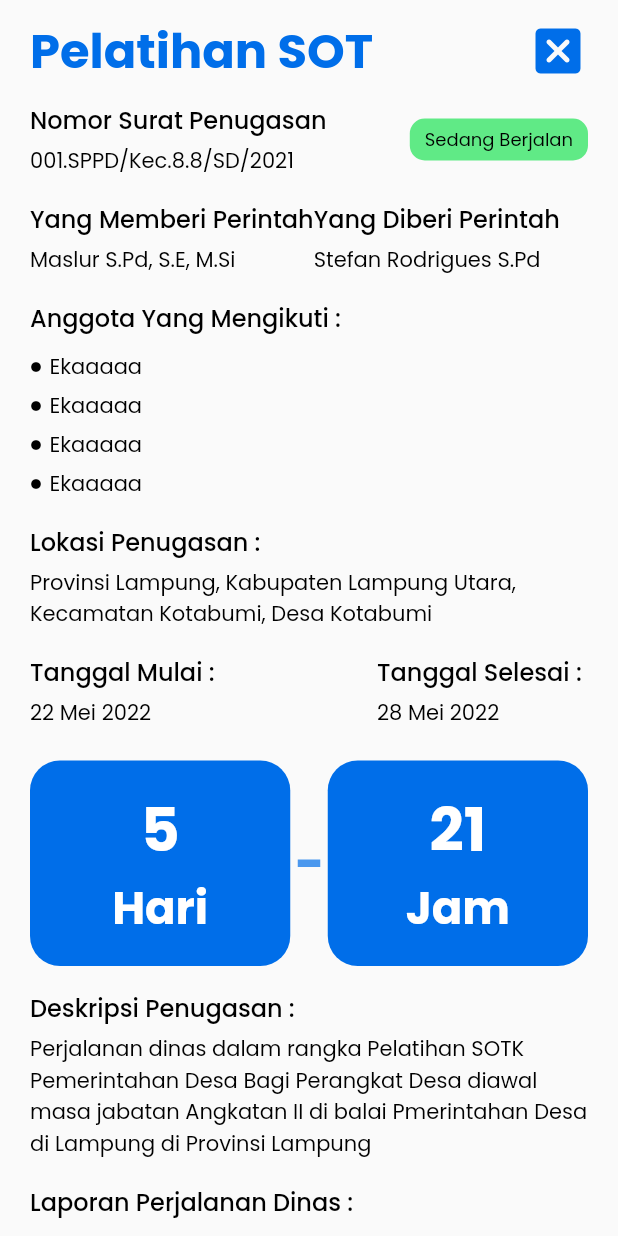
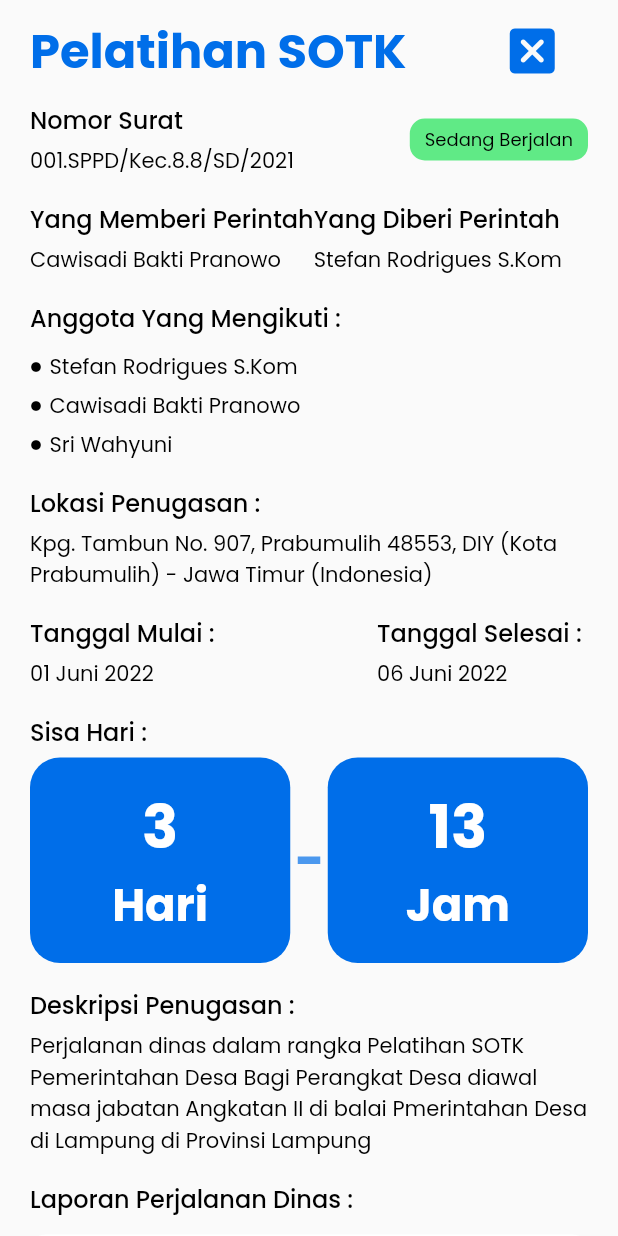
Before and after one commit to pramek008/surat-jalan-magang, a Flutter app: the LetterListPage screen opened directly, after a tap on "001.SPPD/Kec.8.8/SD/2021", on a phone screen of 412 x 824 dp. Run offline on Flutter 3.47's test engine with Material 2 defaults, Android fonts, the light colour scheme and no system bars; our stand-ins replace bloc, dotted_border, equatable, flutter_bloc, google_fonts; network calls fail.

Commit message:
dynamic with dummyData

```diff
--- /dev/null
+++ b/lib/dummy_data.dart
@@ -0,0 +1,91 @@
+import 'package:flutter/material.dart';
+import 'package:intl/intl.dart';
+import 'package:surat_jalan/models/surat_model.dart';
+
+final dummySurat = [
+  SuratModel(
+    id: 1,
+    userId: 2,
+    nomorSurat: '001.SPPD/Kec.8.8/SD/2021',
+    maksudPerjalanan: 'Pelatihan SOTK',
+    pemberiPerintah: 'Cawisadi Bakti Pranowo',
+    menerimaPerintah: 'Stefan Rodrigues S.Kom',
+    anggotaMengikuti: [
+      "Stefan Rodrigues S.Kom",
+      "Cawisadi Bakti Pranowo",
+      "Sri Wahyuni"
+    ],
+    lokasiTujuan:
+        'Kpg. Tambun No. 907, Prabumulih 48553, DIY (Kota Prabumulih) - Jawa Timur (Indonesia)',
+    tglAwal: DateTime.parse("2022-06-01"),
+    tglAkhir: DateTime.parse('2022-06-06'),
+    keterangan:
+        "Perjalanan dinas dalam rangka Pelatihan SOTK Pemerintahan Desa Bagi Perangkat Desa diawal masa jabatan Angkatan II di balai Pmerintahan Desa di Lampung di Provinsi Lampung",
+    createdAt: DateTime.parse('2022-05-27T01:58:09.000000Z'),
+    updatedAt: DateTime.parse('2022-05-27T01:58:09.000000Z'),
+  ),
+  SuratModel(
+    id: 1,
+    userId: 2,
+    nomorSurat: '001.SPPD/Kec.8.8/SD/2021',
+    maksudPerjalanan: 'Kontes Hotimportnight',
+    pemberiPerintah: 'Cawisadi Bakti Pranowo',
+    menerimaPerintah: 'Stefan Rodrigues S.Kom',
+    anggotaMengikuti: [],
+    lokasiTujuan: 'Kpg. Tambun No. 907, Prabumulih 48553, DIY',
+    tglAwal: DateTime.parse("2022-05-28"),
+    tglAkhir: DateTime.parse('2022-06-01'),
+    keterangan:
+        "Perjalanan dinas dalam rangka Pelatihan SOTK Pemerintahan Desa Bagi Perangkat Desa diawal masa jabatan Angkatan II di balai Pmerintahan Desa di Lampung di Provinsi Lampung",
+    createdAt: DateTime.parse('2022-05-27T01:58:09.000000Z'),
+    updatedAt: DateTime.parse('2022-05-27T01:58:09.000000Z'),
+  ),
+  SuratModel(
+    id: 1,
+    userId: 2,
+    nomorSurat: '001.SPPD/Kec.8.8/SD/2021',
+    maksudPerjalanan: 'Kontes Hotimportnight',
+    pemberiPerintah: 'Cawisadi Bakti Pranowo',
+    menerimaPerintah: 'Stefan Rodrigues S.Kom',
+    anggotaMengikuti: [],
+    lokasiTujuan: 'Kpg. Tambun No. 907, Prabumulih 48553, DIY',
+    tglAwal: DateTime.parse("2022-05-28"),
+    tglAkhir: DateTime.parse('2022-06-01'),
+    keterangan:
+        "Perjalanan dinas dalam rangka Pelatihan SOTK Pemerintahan Desa Bagi Perangkat Desa diawal masa jabatan Angkatan II di balai Pmerintahan Desa di Lampung di Provinsi Lampung",
+    createdAt: DateTime.parse('2022-05-27T01:58:09.000000Z'),
+    updatedAt: DateTime.parse('2022-05-27T01:58:09.000000Z'),
+  ),
+  SuratModel(
+    id: 1,
+    userId: 2,
+    nomorSurat: '001.SPPD/Kec.8.8/SD/2021',
+    maksudPerjalanan: 'Kontes Hotimportnight',
+    pemberiPerintah: 'Cawisadi Bakti Pranowo',
+    menerimaPerintah: 'Stefan Rodrigues S.Kom',
+    anggotaMengikuti: [],
+    lokasiTujuan: 'Kpg. Tambun No. 907, Prabumulih 48553, DIY',
+    tglAwal: DateTime.parse("2022-06-05"),
+    tglAkhir: DateTime.parse('2022-06-12'),
+    keterangan:
+        "Perjalanan dinas dalam rangka Pelatihan SOTK Pemerintahan Desa Bagi Perangkat Desa diawal masa jabatan Angkatan II di balai Pmerintahan Desa di Lampung di Provinsi Lampung",
+    createdAt: DateTime.parse('2022-05-27T01:58:09.000000Z'),
+    updatedAt: DateTime.parse('2022-05-27T01:58:09.000000Z'),
+  ),
+  SuratModel(
+    id: 1,
+    userId: 2,
+    nomorSurat: '001.SPPD/Kec.8.8/SD/2021',
+    maksudPerjalanan: 'Kontes Hotimportnight',
+    pemberiPerintah: 'Cawisadi Bakti Pranowo',
+    menerimaPerintah: 'Stefan Rodrigues S.Kom',
+    anggotaMengikuti: [],
+    lokasiTujuan: 'Kpg. Tambun No. 907, Prabumulih 48553, DIY',
+    tglAwal: DateTime.parse("2022-06-03"),
+    tglAkhir: DateTime.parse('2022-06-04'),
+    keterangan:
+        "Perjalanan dinas dalam rangka Pelatihan SOTK Pemerintahan Desa Bagi Perangkat Desa diawal masa jabatan Angkatan II di balai Pmerintahan Desa di Lampung di Provinsi Lampung",
+    createdAt: DateTime.parse('2022-05-27T01:58:09.000000Z'),
+    updatedAt: DateTime.parse('2022-05-27T01:58:09.000000Z'),
+  )
+];
--- /dev/null
+++ b/lib/models/surat_model.dart
@@ -0,0 +1,91 @@
+import 'dart:convert';
+import 'package:equatable/equatable.dart';
+
+class SuratModel extends Equatable {
+  final int id;
+  final int userId;
+  final String maksudPerjalanan;
+  final String nomorSurat;
+  final String pemberiPerintah;
+  final String menerimaPerintah;
+  final List<String> anggotaMengikuti;
+  final String lokasiTujuan;
+  final DateTime tglAwal;
+  final DateTime tglAkhir;
+  final String keterangan;
+  final DateTime createdAt;
+  final DateTime updatedAt;
+
+  const SuratModel({
+    required this.id,
+    required this.userId,
+    required this.maksudPerjalanan,
+    required this.nomorSurat,
+    required this.pemberiPerintah,
+    required this.menerimaPerintah,
+    this.anggotaMengikuti = const [],
+    required this.lokasiTujuan,
+    required this.tglAwal,
+    required this.tglAkhir,
+    required this.keterangan,
+    required this.createdAt,
+    required this.updatedAt,
+  });
+
+  factory SuratModel.fromRawJson(String str) =>
+      SuratModel.fromJson(json.decode(str));
+
+  String toRawJson() => json.encode(toJson());
+
+  factory SuratModel.fromJson(Map<String, dynamic> json) => SuratModel(
+        id: json["id"],
+        userId: json["user_id"],
+        maksudPerjalanan: json["maksudPerjalanan"],
+        nomorSurat: json["nomor_surat"],
+        pemberiPerintah: json["pemberi_perintah"],
+        menerimaPerintah: json["menerima_perintah"],
+        anggotaMengikuti:
+            List<String>.from(json["anggota_mengikuti"].map((x) => x)),
+        lokasiTujuan: json["lokasi_tujuan"],
+        tglAwal: DateTime.parse(json["tgl_awal"]),
+        tglAkhir: DateTime.parse(json["tgl_akhir"]),
+        keterangan: json["keterangan"],
+        createdAt: DateTime.parse(json["created_at"]),
+        updatedAt: DateTime.parse(json["updated_at"]),
+      );
+
+  Map<String, dynamic> toJson() => {
+        "id": id,
+        "user_id": userId,
+        "maksudPerjalanan": maksudPerjalanan,
+        "nomor_surat": nomorSurat,
+        "pemberi_perintah": pemberiPerintah,
+        "menerima_perintah": menerimaPerintah,
+        "anggota_mengikuti": List<dynamic>.from(anggotaMengikuti.map((x) => x)),
+        "lokasi_tujuan": lokasiTujuan,
+        "tgl_awal":
+            "${tglAwal.year.toString().padLeft(4, '0')}-${tglAwal.month.toString().padLeft(2, '0')}-${tglAwal.day.toString().padLeft(2, '0')}",
+        "tgl_akhir":
+            "${tglAkhir.year.toString().padLeft(4, '0')}-${tglAkhir.month.toString().padLeft(2, '0')}-${tglAkhir.day.toString().padLeft(2, '0')}",
+        "keterangan": keterangan,
+        "created_at": createdAt.toIso8601String(),
+        "updated_at": updatedAt.toIso8601String(),
+      };
+
+  @override
+  List<Object?> get props => [
+        id,
+        userId,
+        maksudPerjalanan,
+        nomorSurat,
+        pemberiPerintah,
+        menerimaPerintah,
+        anggotaMengikuti,
+        lokasiTujuan,
+        tglAwal,
+        tglAkhir,
+        keterangan,
+        createdAt,
+        updatedAt,
+      ];
+}
--- a/lib/ui/pages/laporan_kegiatan_page.dart
+++ b/lib/ui/pages/laporan_kegiatan_page.dart
@@ -354,8 +354,8 @@ class LaporanKegiatanPage extends StatelessWidget {
             ),
             onPressed: () {},
             child: Text(
-              'Submit',
-              style: txBold.copyWith(
+              'Buat Laporan',
+              style: txSemiBold.copyWith(
                 color: whiteColor,
                 fontSize: 18,
               ),
--- a/lib/ui/pages/letter_list_page.dart
+++ b/lib/ui/pages/letter_list_page.dart
@@ -45,7 +45,7 @@ class LetterListPage extends StatelessWidget {
             ],
           ),
         ),
-        body: const TabBarView(
+        body: TabBarView(
           children: [
             LetterListTab(),
             LetterListTab(),
--- a/lib/ui/pages/letter_page.dart
+++ b/lib/ui/pages/letter_page.dart
@@ -1,11 +1,55 @@
 import 'package:flutter/material.dart';
+import 'package:intl/intl.dart';
+import 'package:surat_jalan/models/surat_model.dart';
 import 'package:surat_jalan/shared/theme.dart';
 import 'package:surat_jalan/ui/pages/laporan_kegiatan_page.dart';
 import 'package:surat_jalan/ui/widgets/card_laporan_widget.dart';
 import 'package:surat_jalan/ui/widgets/letter_status_widget.dart';
 
 class LetterPage extends StatelessWidget {
-  const LetterPage({Key? key}) : super(key: key);
+  final SuratModel surat;
+
+  const LetterPage({
+    Key? key,
+    required this.surat,
+  }) : super(key: key);
+
+  //* Untuk memeriksa status surat apakah masih berjalan atau sudah selesai
+  bool isExpired(DateTime tglAkhir) {
+    DateTime now = DateTime.now();
+    if (now.isAfter(tglAkhir)) {
+      return false;
+    } else {
+      return true;
+    }
+  }
+
+  //* Untuk memeriksa apakah ada anggota lain yang mengikuti penugasan
+  bool tanpaPengikut(List pengikut) {
+    if (pengikut.length == 0) {
+      return false;
+    } else {
+      return true;
+    }
+  }
+
+  //* Untuk menghitung jumlah hari sebelum tanggal selesai
+  int daysLengt(DateTime to) {
+    DateTime nowDate = DateTime.now();
+    to =
+        DateTime(surat.tglAkhir.year, surat.tglAkhir.month, surat.tglAkhir.day);
+    return to.difference(nowDate).inDays;
+  }
+
+  //* Untuk menghitung jumlah jam sebelum tanggal selesai
+  int hoursLeft(DateTime to) {
+    DateTime nowDate = DateTime.now();
+    to =
+        DateTime(surat.tglAkhir.year, surat.tglAkhir.month, surat.tglAkhir.day);
+    int manyHour = to.difference(nowDate).inHours;
+    int hourLastDay = manyHour % 24;
+    return hourLastDay;
+  }
 
   @override
   Widget build(BuildContext context) {
@@ -17,15 +61,21 @@ class LetterPage extends StatelessWidget {
         ),
         child: Row(
           children: [
-            Text(
-              'Pelatihan SOT',
+            Expanded(
+              flex: 4,
+              child: Text(
+                surat.maksudPerjalanan,
                 style: txBold.copyWith(
                   color: primaryColor,
                   fontSize: 32,
                 ),
+                maxLines: 2,
+                overflow: TextOverflow.ellipsis,
               ),
-            const Spacer(),
-            InkWell(
+            ),
+            Expanded(
+              flex: 1,
+              child: InkWell(
                 onTap: () {
                   Navigator.pop(context);
                 },
@@ -33,6 +83,7 @@ class LetterPage extends StatelessWidget {
                   Icons.disabled_by_default_rounded,
                   color: primaryColor,
                   size: 40,
+                ),
               ),
             )
           ],
@@ -49,7 +100,7 @@ class LetterPage extends StatelessWidget {
               crossAxisAlignment: CrossAxisAlignment.start,
               children: [
                 Text(
-                  'Nomor Surat Penugasan',
+                  'Nomor Surat',
                   style: txMedium.copyWith(
                     fontSize: 16,
                     color: blackColor,
@@ -57,7 +108,7 @@ class LetterPage extends StatelessWidget {
                 ),
                 const SizedBox(height: 5),
                 Text(
-                  '001.SPPD/Kec.8.8/SD/2021',
+                  surat.nomorSurat,
                   style: txRegular.copyWith(
                     color: blackColor,
                     fontSize: 14,
@@ -68,7 +119,7 @@ class LetterPage extends StatelessWidget {
             const Spacer(),
 
             //!! Status Condition
-            const LetterStatusWidget(true),
+            LetterStatusWidget(isExpired(surat.tglAkhir)),
             // Container(
             //   padding: const EdgeInsets.symmetric(
             //     horizontal: 10,
@@ -106,7 +157,7 @@ class LetterPage extends StatelessWidget {
             ),
             const SizedBox(height: 5),
             Text(
-              'Maslur S.Pd, S.E, M.Si',
+              surat.pemberiPerintah,
               style: txRegular.copyWith(
                 color: blackColor,
                 fontSize: 14,
@@ -130,7 +181,7 @@ class LetterPage extends StatelessWidget {
             ),
             const SizedBox(height: 5),
             Text(
-              'Stefan Rodrigues S.Pd',
+              surat.menerimaPerintah,
               style: txRegular.copyWith(
                 color: blackColor,
                 fontSize: 14,
@@ -176,12 +227,19 @@ class LetterPage extends StatelessWidget {
             const SizedBox(height: 10),
             Wrap(
               runSpacing: 5,
-              children: [
-                anggotaItem('Ekaaaaa'),
-                anggotaItem('Ekaaaaa'),
-                anggotaItem('Ekaaaaa'),
-                anggotaItem('Ekaaaaa'),
+              children: tanpaPengikut(surat.anggotaMengikuti) == true
+                  ? surat.anggotaMengikuti.map((e) {
+                      return anggotaItem(e);
+                    }).toList()
+                  : [
+                      anggotaItem('Tidak Ada Anggota Mengikuti'),
                     ],
+              // [
+              //   anggotaItem('Ekaaaaa'),
+              //   anggotaItem('Ekaaaaa'),
+              //   anggotaItem('Ekaaaaa'),
+              //   anggotaItem('Ekaaaaa'),
+              // ],
             )
           ],
         );
@@ -201,7 +259,7 @@ class LetterPage extends StatelessWidget {
             ),
             const SizedBox(height: 5),
             Text(
-              'Provinsi Lampung, Kabupaten Lampung Utara, Kecamatan Kotabumi, Desa Kotabumi',
+              surat.lokasiTujuan,
               style: txRegular.copyWith(
                 color: blackColor,
                 fontSize: 14,
@@ -227,7 +285,10 @@ class LetterPage extends StatelessWidget {
                 ),
                 const SizedBox(height: 5),
                 Text(
-                  '22 Mei 2022',
+                  DateFormat(
+                    'dd MMMM yyyy',
+                    "id_ID",
+                  ).format(surat.tglAwal),
                   style: txRegular.copyWith(
                     color: blackColor,
                     fontSize: 14,
@@ -248,7 +309,10 @@ class LetterPage extends StatelessWidget {
                 ),
                 const SizedBox(height: 5),
                 Text(
-                  '28 Mei 2022',
+                  DateFormat(
+                    'dd MMMM yyyy',
+                    "id_ID",
+                  ).format(surat.tglAkhir),
                   style: txRegular.copyWith(
                     color: blackColor,
                     fontSize: 14,
@@ -265,13 +329,13 @@ class LetterPage extends StatelessWidget {
         return Column(
           crossAxisAlignment: CrossAxisAlignment.start,
           children: [
-            // Text(
-            //   'Sisa Hari : ',
-            //   style: txMedium.copyWith(
-            //     fontSize: 16,
-            //     color: blackColor,
-            //   ),
-            // ),
+            Text(
+              'Sisa Hari : ',
+              style: txMedium.copyWith(
+                fontSize: 16,
+                color: blackColor,
+              ),
+            ),
             const SizedBox(height: 5),
             Row(
               mainAxisAlignment: MainAxisAlignment.center,
@@ -289,7 +353,10 @@ class LetterPage extends StatelessWidget {
                     child: Column(
                       children: [
                         Text(
-                          '5',
+                          // daysLengt(surat.tglAkhir).toString(),
+                          isExpired(surat.tglAkhir)
+                              ? daysLengt(surat.tglAkhir).toString()
+                              : '0',
                           style: txBold.copyWith(
                             color: whiteColor,
                             fontSize: 40,
@@ -328,7 +395,10 @@ class LetterPage extends StatelessWidget {
                     child: Column(
                       children: [
                         Text(
-                          '21',
+                          // hoursLeft(surat.tglAkhir).toString(),
+                          isExpired(surat.tglAkhir)
+                              ? hoursLeft(surat.tglAkhir).toString()
+                              : '0',
                           style: txBold.copyWith(
                             color: whiteColor,
                             fontSize: 40,
@@ -365,7 +435,7 @@ class LetterPage extends StatelessWidget {
             ),
             const SizedBox(height: 5),
             Text(
-              'Perjalanan dinas dalam rangka Pelatihan SOTK Pemerintahan Desa Bagi Perangkat Desa diawal masa jabatan Angkatan II di balai Pmerintahan Desa di Lampung di Provinsi Lampung',
+              surat.keterangan,
               style: txRegular.copyWith(
                 color: blackColor,
                 fontSize: 14,
--- a/lib/ui/pages/letter_tab.dart
+++ b/lib/ui/pages/letter_tab.dart
@@ -1,9 +1,13 @@
 import 'package:flutter/material.dart';
+import 'package:surat_jalan/dummy_data.dart';
+
 import 'package:surat_jalan/shared/theme.dart';
 import 'package:surat_jalan/ui/widgets/card_letter_tile_widget.dart';
 
 class LetterListTab extends StatelessWidget {
-  const LetterListTab({Key? key}) : super(key: key);
+  const LetterListTab({
+    Key? key,
+  }) : super(key: key);
 
   @override
   Widget build(BuildContext context) {
@@ -26,9 +30,12 @@ class LetterListTab extends StatelessWidget {
         child: SingleChildScrollView(
           child: Column(
             children: [
-              CardLetterTileWidget(color: (colors..shuffle()).first),
-              CardLetterTileWidget(color: (colors..shuffle()).first),
-              CardLetterTileWidget(color: (colors..shuffle()).first),
+              CardLetterTileWidget(
+                  color: (colors..shuffle()).first, surat: dummySurat[0]),
+              CardLetterTileWidget(
+                  color: (colors..shuffle()).first, surat: dummySurat[1]),
+              CardLetterTileWidget(
+                  color: (colors..shuffle()).first, surat: dummySurat[0]),
             ],
           ),
         ),
--- a/pubspec.yaml
+++ b/pubspec.yaml
@@ -29,12 +29,13 @@ environment:
 dependencies:
   bloc: ^8.0.3
   cupertino_icons: ^1.0.2
+  dotted_border: ^2.0.0+2
+  equatable: ^2.0.3
   flutter:
     sdk: flutter
   flutter_bloc: ^8.0.1
   google_fonts: ^2.3.3
   intl: ^0.17.0
-  dotted_border: ^2.0.0+2
 
 dev_dependencies:
   flutter_lints: ^1.0.0
```
Also changed, not shown: lib/ui/pages/home_page.dart (+8 -14 lines), lib/ui/widgets/card_letter_tile_widget.dart (+8 -2 lines), lib/ui/widgets/card_letter_widget.dart (+21 -7 lines), pubspec.lock. Lines whose indentation alone changed are shown as unchanged.
